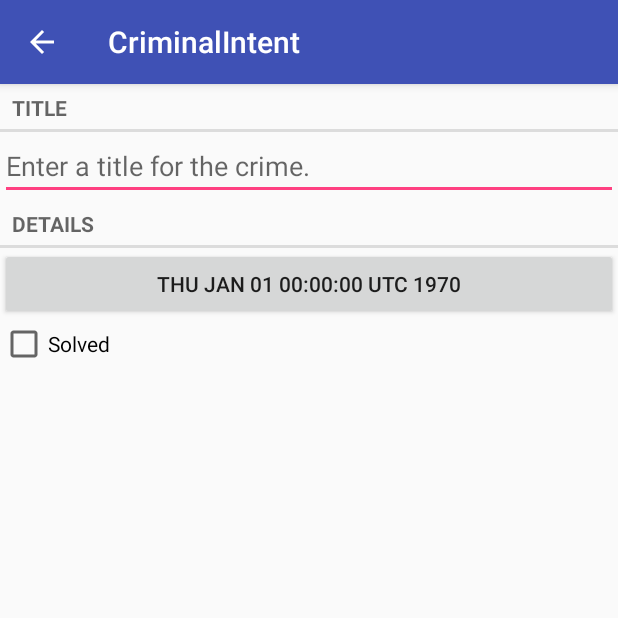
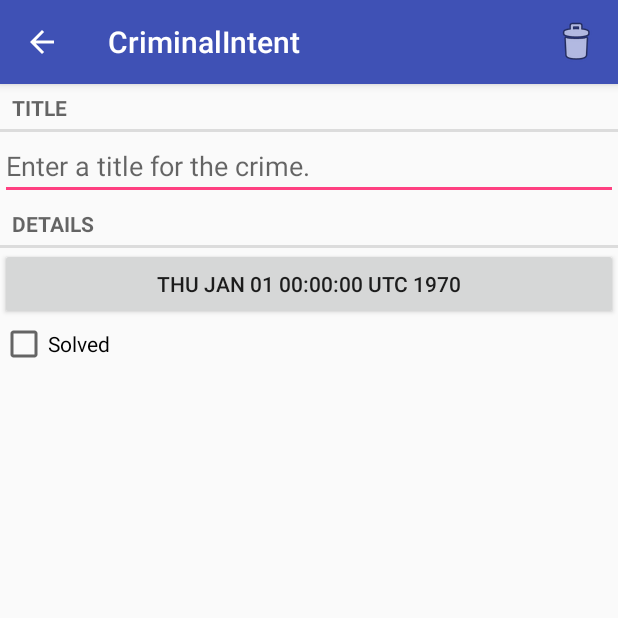
Before and after one commit to AlcalaO/Criminal-Intent, an Android app: the CrimeFragment screen opened directly, with no data from a screen before it, on a phone screen of 412 x 824 dp, the top half of it. Run offline under Robolectric (Android 15) with nearby library versions, the phone set to English and light mode, and no system bars.

Commit message:
Challenge 14: Deleting crimes from database. Completed

```diff
--- a/app/src/main/java/com/bignerdranch/android/criminalintent/CrimeFragment.java
+++ b/app/src/main/java/com/bignerdranch/android/criminalintent/CrimeFragment.java
@@ -8,6 +8,9 @@ import android.support.v4.app.FragmentManager;
 import android.text.Editable;
 import android.text.TextWatcher;
 import android.view.LayoutInflater;
+import android.view.Menu;
+import android.view.MenuInflater;
+import android.view.MenuItem;
 import android.view.View;
 import android.view.ViewGroup;
 import android.widget.Button;
@@ -44,6 +47,7 @@ public class CrimeFragment extends Fragment {
     @Override
     public void onCreate(Bundle savedInstanceState) {
         super.onCreate(savedInstanceState);
+        setHasOptionsMenu(true);
         UUID crimeId = (UUID) getArguments().getSerializable(ARG_CRIME_ID);
         mCrime = CrimeLab.get(getActivity()).getCrime(crimeId);
     }
@@ -105,6 +109,26 @@ public class CrimeFragment extends Fragment {
     }
 
     @Override
+    public void onCreateOptionsMenu(Menu menu, MenuInflater inflater) {
+        super.onCreateOptionsMenu(menu, inflater);
+
+        inflater.inflate(R.menu.fragment_crime, menu);
+    }
+
+    @Override
+    public boolean onOptionsItemSelected(MenuItem item) {
+        switch (item.getItemId()) {
+            case R.id.delete_crime:
+                CrimeLab crimes = CrimeLab.get(getActivity());
+                crimes.deleteCrime(mCrime);
+                getActivity().finish();
+                return true;
+            default:
+                return super.onOptionsItemSelected(item);
+        }
+    }
+
+    @Override
     public void onActivityResult(int requestCode, int resultCode, Intent data) {
         if (resultCode != Activity.RESULT_OK) {
             return;
--- /dev/null
+++ b/app/src/main/res/menu/fragment_crime.xml
@@ -0,0 +1,11 @@
+<?xml version="1.0" encoding="utf-8"?>
+<menu xmlns:android="http://schemas.android.com/apk/res/android"
+      xmlns:app="http://schemas.android.com/apk/res-auto">
+
+    <item
+        android:id="@+id/delete_crime"
+        android:icon="@android:drawable/ic_menu_delete"
+        android:title="@string/delete_crime"
+        app:showAsAction="ifRoom|withText"/>
+
+</menu>
--- a/app/src/main/res/values/strings.xml
+++ b/app/src/main/res/values/strings.xml
@@ -11,4 +11,5 @@
     <string name="show_subtitle">Show Subtitle</string>
     <string name="hide_subtitle">Hide Subtitle</string>
     <string name="subtitle_format">%1$d crimes</string>
+    <string name="delete_crime">Delete</string>
 </resources>
```
Also changed, not shown: app/src/main/java/com/bignerdranch/android/criminalintent/CrimeLab.java (+7 -0 lines), 2 other files.
